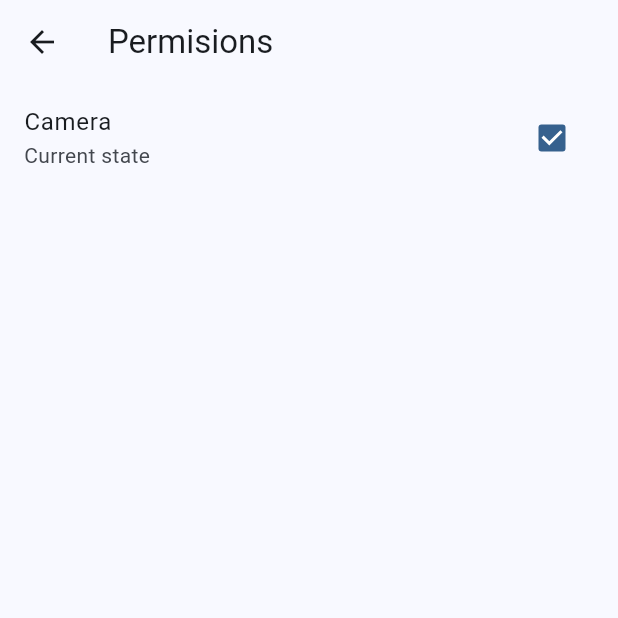
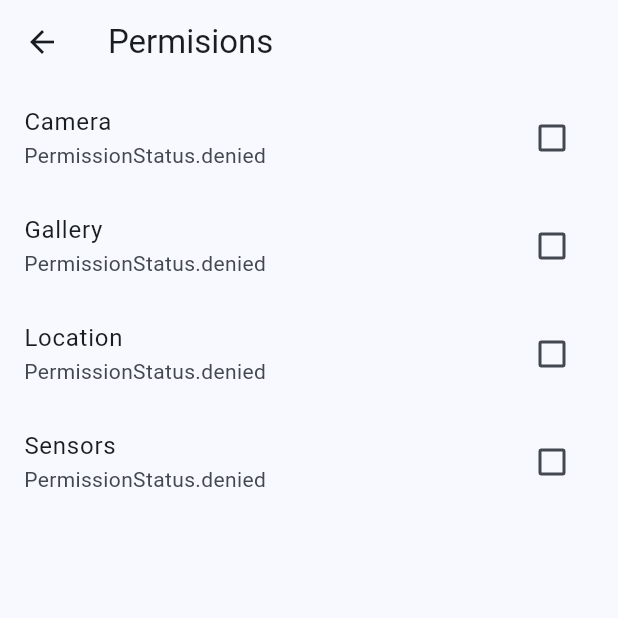
Before and after one commit to pomarmcdrac/micelaneos, a Flutter app: the screen it shows after launch, after a tap on the "settings" icon, on a phone screen of 412 x 824 dp, the top half of it. Run offline on Flutter 3.47's test engine with Material 3 defaults, Android fonts, the phone set to English and light mode, and no system bars; our stand-ins replace device_info_plus, flutter_riverpod, go_router, google_fonts, permission_handler.

Commit message:
Add more interactivity, start section 2

```diff
--- a/lib/main.dart
+++ b/lib/main.dart
@@ -35,6 +35,9 @@ class MainAppState extends ConsumerState<MainApp> with WidgetsBindingObserver {
   @override
   void didChangeAppLifecycleState(AppLifecycleState state) {
     ref.read( appStateProvider.notifier ).state = state;
+    if ( state == AppLifecycleState.resumed ) {
+      ref.read( permissionsProvider.notifier ).checkPemissions();
+    }
     super.didChangeAppLifecycleState(state);
   }
 
--- a/lib/presentation/providers/permissions/permissions_provider.dart
+++ b/lib/presentation/providers/permissions/permissions_provider.dart
@@ -1,8 +1,80 @@
 
+import 'dart:io';
+
+import 'package:device_info_plus/device_info_plus.dart';
 import 'package:flutter_riverpod/flutter_riverpod.dart';
 import 'package:permission_handler/permission_handler.dart';
 
+final permissionsProvider = StateNotifierProvider<PermissionsNotifier, PermissionsState>((ref) {
+  return PermissionsNotifier();
+});
 
+class PermissionsNotifier extends StateNotifier<PermissionsState> {
+  PermissionsNotifier(): super( PermissionsState() );
+
+  Future<void> checkPemissions() async {
+    final permissionsArray = await Future.wait([
+      Permission.camera.status,
+      Permission.photos.status,
+      Permission.sensors.status,
+      Permission.location.status,
+      Permission.locationAlways.status,
+      Permission.locationWhenInUse.status,
+    ]);
+
+    state = state.copyWith(
+      camera              : permissionsArray[0],
+      photoLibrary        : permissionsArray[1],
+      sensors             : permissionsArray[2],
+      location            : permissionsArray[3],
+      locationAlways      : permissionsArray[4],
+      locationWhenInUse   : permissionsArray[5],
+    );
+  }
+
+  openSettingsScreen() {
+    openAppSettings();
+  }
+
+  void _checkPermssionState( PermissionStatus status) {
+    if (status == PermissionStatus.permanentlyDenied ) {
+      openSettingsScreen();
+    }
+  }
+
+  requestCameraAccess() async {
+    final status = await Permission.camera.request();
+    state = state.copyWith( camera: status );
+    _checkPermssionState(status);
+  }
+
+  requestPhotosLibraryAccess() async {
+    if (Platform.isAndroid) {
+      final androidInfo = await DeviceInfoPlugin().androidInfo;
+      if (androidInfo.version.sdkInt <= 32) {
+        final status = await Permission.storage.request();
+        state = state.copyWith( photoLibrary: status );
+        openSettingsScreen();
+      } else {
+        final status = await Permission.photos.request();
+        state = state.copyWith( photoLibrary: status );
+        _checkPermssionState(status);
+      }
+    }
+  }
+
+  requestSensorsAccess() async {
+    final status = await Permission.sensors.request();
+    state = state.copyWith( sensors: status );
+    _checkPermssionState(status);
+  }
+
+  requestLocationAccess() async {
+    final status = await Permission.location.request();
+    state = state.copyWith( location: status );
+    _checkPermssionState(status);
+  }
+}
 
 class PermissionsState {
   final PermissionStatus camera;
@@ -21,6 +93,25 @@ class PermissionsState {
     this.locationWhenInUse  = PermissionStatus.denied,
   });
 
+  get cameraGranted {
+    return camera == PermissionStatus.granted;
+  }
+  get photoLibraryGranted {
+    return photoLibrary == PermissionStatus.granted;
+  }
+  get sensorsGranted {
+    return sensors == PermissionStatus.granted;
+  }
+  get locationGranted {
+    return location == PermissionStatus.granted;
+  }
+  get locationAlwaysGranted {
+    return locationAlways == PermissionStatus.granted;
+  }
+  get locationWhenInUseGranted {
+    return locationWhenInUse == PermissionStatus.granted;
+  }
+
   PermissionsState copyWith({
     PermissionStatus? camera,
     PermissionStatus? photoLibrary,
--- a/lib/presentation/providers/providers.dart
+++ b/lib/presentation/providers/providers.dart
@@ -1 +1,2 @@
 export 'app_state_provider.dart';
+export 'permissions/permissions_provider.dart';
--- a/lib/presentation/screens/home/home_screen.dart
+++ b/lib/presentation/screens/home/home_screen.dart
@@ -1,5 +1,6 @@
 import 'package:flutter/material.dart';
 import 'package:go_router/go_router.dart';
+import 'package:miscelaneos/presentation/widgets/widgets.dart';
 
 class HomeScreen extends StatelessWidget {
   const HomeScreen({super.key});
@@ -7,7 +8,11 @@ class HomeScreen extends StatelessWidget {
   @override
   Widget build(BuildContext context) {
     return Scaffold(
-      appBar: AppBar(
+      body: Padding(
+        padding: const EdgeInsets.symmetric(horizontal: 30),
+        child: CustomScrollView(
+          slivers: [
+            SliverAppBar(
               title: const Text('Miscelanos'),
               actions: [
                 IconButton(
@@ -18,6 +23,10 @@ class HomeScreen extends StatelessWidget {
                 ),
               ],
             ),
+            const MainMenu(),
+          ],
+        ),
+      ),
     );
   }
 }
--- a/lib/presentation/screens/permissions/permissions_screen.dart
+++ b/lib/presentation/screens/permissions/permissions_screen.dart
@@ -22,14 +22,40 @@ class _PermissionsView extends ConsumerWidget {
   @override
   Widget build(BuildContext context, WidgetRef ref) {
 
+    final permissions = ref.watch( permissionsProvider );
+
     return ListView(
       children: [
         CheckboxListTile(
-          value: true,
+          value: permissions.cameraGranted,
           title: const Text('Camera'),
-          subtitle: const Text('Current state'),
-          onChanged: (value) {
-
+          subtitle: Text('${permissions.camera}'),
+          onChanged: ( _ ) {
+            ref.read(permissionsProvider.notifier).requestCameraAccess();
+          },
+        ),
+        CheckboxListTile(
+          value: permissions.photoLibraryGranted,
+          title: const Text('Gallery'),
+          subtitle: Text('${permissions.photoLibrary}'),
+          onChanged: ( _ ) {
+            ref.read(permissionsProvider.notifier).requestPhotosLibraryAccess();
+          },
+        ),
+        CheckboxListTile(
+          value: permissions.locationGranted,
+          title: const Text('Location'),
+          subtitle: Text('${permissions.location}'),
+          onChanged: ( _ ) {
+            ref.read(permissionsProvider.notifier).requestLocationAccess();
+          },
+        ),
+        CheckboxListTile(
+          value: permissions.sensorsGranted,
+          title: const Text('Sensors'),
+          subtitle: Text('${permissions.sensors}'),
+          onChanged: ( _ ) {
+            ref.read(permissionsProvider.notifier).requestSensorsAccess();
           },
         ),
       ],
--- /dev/null
+++ b/lib/presentation/widgets/shared/main_menu.dart
@@ -0,0 +1,80 @@
+import 'package:flutter/material.dart';
+
+class MenuItem {
+  final String title;
+  final IconData icon;
+  final String route;
+
+  MenuItem(
+    this.title,
+    this.icon,
+    this.route
+  );
+}
+
+final menuItems = <MenuItem>[
+  MenuItem('Gyroscope', Icons.location_searching_rounded, '/gyroscope'),
+  MenuItem('Accelerometer', Icons.speed_rounded, '/accelerometer'),
+  MenuItem('Magnetometer', Icons.compass_calibration_rounded, '/magnetometer'),
+  MenuItem('Gyroscope Ball', Icons.sports_baseball_rounded, '/gyroscope-ball'),
+  MenuItem('Compass', Icons.explore_rounded, '/compass'),
+];
+
+class MainMenu extends StatelessWidget {
+  const MainMenu({super.key});
+
+  @override
+  Widget build(BuildContext context) {
+    return SliverGrid.count(
+      crossAxisCount: 3,
+      crossAxisSpacing: 10,
+      mainAxisSpacing: 10,
+      children: menuItems.map((item) => HomeMenuItem(
+        title: item.title,
+        route: item.route,
+        icon: item.icon
+        )
+      ).toList(),
+    );
+  }
+}
+
+class HomeMenuItem extends StatelessWidget {
+
+  final String title;
+  final String route;
+  final IconData icon;
+  final List<Color> bgColors;
+
+  const HomeMenuItem({
+    super.key,
+    required this.title,
+    required this.route,
+    required this.icon,
+    this.bgColors = const [ Colors.lightBlue, Colors.blue ]
+  });
+
+  @override
+  Widget build(BuildContext context) {
+    return Container(
+      padding: const EdgeInsets.all(8),
+      decoration: BoxDecoration(
+        borderRadius: BorderRadius.circular(20),
+        gradient: LinearGradient(
+          colors: bgColors,
+          begin: Alignment.topCenter,
+          end: Alignment.bottomCenter
+        ),
+      ),
+      child: Column(
+        children: [
+          Icon(
+            icon,
+            color: Colors.white,
+          ),
+          const SizedBox(height: 10,)
+        ],
+      ),
+    );
+  }
+}
--- /dev/null
+++ b/lib/presentation/widgets/widgets.dart
@@ -0,0 +1 @@
+export 'shared/main_menu.dart';
--- a/pubspec.yaml
+++ b/pubspec.yaml
@@ -7,6 +7,7 @@ environment:
   sdk: '>=3.2.5 <4.0.0'
 
 dependencies:
+  device_info_plus: ^9.1.2
   flutter:
     sdk: flutter
   flutter_riverpod: ^2.4.10
```
Also changed, not shown: pubspec.lock, 2 other files. Lines whose indentation alone changed are shown as unchanged.
